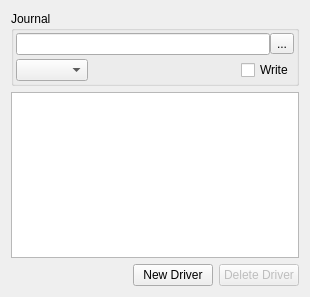
northriv/KAME, file kame/forms/drivertool.ui: the form before one commit.
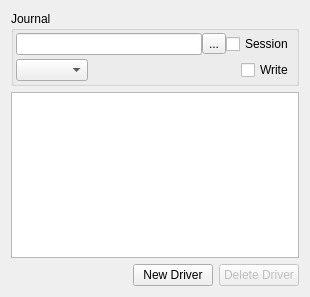
The form after the commit.

Commit message: journal: gzip it, and let it be switched off

Patch:
```diff
--- a/kame/forms/drivertool.ui
+++ b/kame/forms/drivertool.ui
@@ -56,6 +56,16 @@
           </property>
          </widget>
         </item>
+        <item>
+         <widget class="QCheckBox" name="m_ckbSessionJournal">
+          <property name="toolTip">
+           <string>Journal every session to KAME's own directory, whether or not a run is being recorded.</string>
+          </property>
+          <property name="text">
+           <string>Session</string>
+          </property>
+         </widget>
+        </item>
        </layout>
       </item>
       <item>
```
Left out of the diff: 1 changed line with no effect on the pictures. The commit also changes 5 other files.
